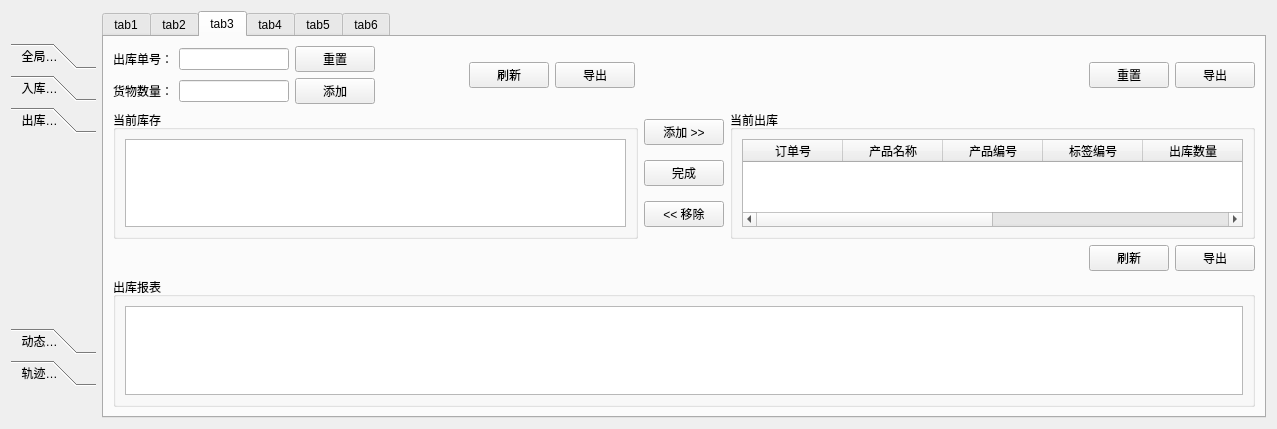
The window that Deca/views/GraphicsWidget.ui (summerfll/wms) describes before a commit, drawn with Qt 5.
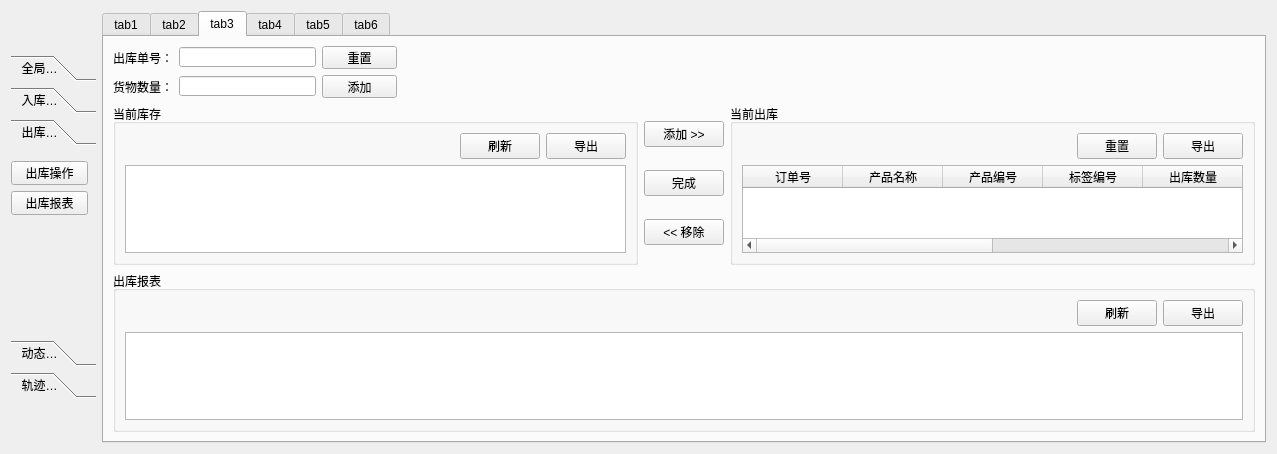
The same window after the commit. Custom widgets are drawn as their Qt base class.

Commit message: 完成出库管理

What changed in the file:
```diff
--- a/Deca/views/GraphicsWidget.ui
+++ b/Deca/views/GraphicsWidget.ui
@@ -7,7 +7,7 @@
     <x>0</x>
     <y>0</y>
     <width>1277</width>
-    <height>429</height>
+    <height>454</height>
    </rect>
   </property>
   <property name="windowTitle">
@@ -109,6 +109,32 @@
       <attribute name="label">
        <string>  出库管理</string>
       </attribute>
+      <widget class="QWidget" name="">
+       <property name="geometry">
+        <rect>
+         <x>0</x>
+         <y>10</y>
+         <width>77</width>
+         <height>54</height>
+        </rect>
+       </property>
+       <layout class="QVBoxLayout" name="verticalLayout_6">
+        <item>
+         <widget class="QPushButton" name="pushButton_28">
+          <property name="text">
+           <string>出库操作</string>
+          </property>
+         </widget>
+        </item>
+        <item>
+         <widget class="QPushButton" name="pushButton_27">
+          <property name="text">
+           <string>出库报表</string>
+          </property>
+         </widget>
+        </item>
+       </layout>
+      </widget>
      </widget>
      <widget class="QWidget" name="page_4">
       <property name="geometry">
@@ -540,122 +566,6 @@
        <string>tab3</string>
       </attribute>
       <layout class="QGridLayout" name="gridLayout_7">
-       <item row="0" column="0">
-        <layout class="QHBoxLayout" name="horizontalLayout_14" stretch="3,1,9">
-         <item>
-          <layout class="QVBoxLayout" name="verticalLayout_5">
-           <item>
-            <layout class="QHBoxLayout" name="horizontalLayout_6">
-             <item>
-              <widget class="QLabel" name="label_3">
-               <property name="text">
-                <string>出库单号：</string>
-               </property>
-              </widget>
-             </item>
-             <item>
-              <widget class="QLineEdit" name="lineEdit_3"/>
-             </item>
-             <item>
-              <widget class="QPushButton" name="pushButton_17">
-               <property name="text">
-                <string>重置</string>
-               </property>
-              </widget>
-             </item>
-            </layout>
-           </item>
-           <item>
-            <layout class="QHBoxLayout" name="horizontalLayout_7">
-             <item>
-              <widget class="QLabel" name="label_4">
-               <property name="text">
-                <string>货物数量：</string>
-               </property>
-              </widget>
-             </item>
-             <item>
-              <widget class="QLineEdit" name="lineEdit_4"/>
-             </item>
-             <item>
-              <widget class="QPushButton" name="pushButton_18">
-               <property name="text">
-                <string>添加</string>
-               </property>
-              </widget>
-             </item>
-            </layout>
-           </item>
-          </layout>
-         </item>
-         <item>
-          <spacer name="horizontalSpacer_3">
-           <property name="orientation">
-            <enum>Qt::Horizontal</enum>
-           </property>
-           <property name="sizeHint" stdset="0">
-            <size>
-             <width>79</width>
-             <height>20</height>
-            </size>
-           </property>
-          </spacer>
-         </item>
-         <item>
-          <layout class="QHBoxLayout" name="horizontalLayout_13">
-           <item>
-            <layout class="QHBoxLayout" name="horizontalLayout_8">
-             <item>
-              <widget class="QPushButton" name="pushButton_22">
-               <property name="text">
-                <string>刷新</string>
-               </property>
-              </widget>
-             </item>
-             <item>
-              <widget class="QPushButton" name="pushButton_20">
-               <property name="text">
-                <string>导出</string>
-               </property>
-              </widget>
-             </item>
-            </layout>
-           </item>
-           <item>
-            <spacer name="horizontalSpacer_2">
-             <property name="orientation">
-              <enum>Qt::Horizontal</enum>
-             </property>
-             <property name="sizeHint" stdset="0">
-              <size>
-               <width>480</width>
-               <height>20</height>
-              </size>
-             </property>
-            </spacer>
-           </item>
-           <item>
-            <layout class="QHBoxLayout" name="horizontalLayout_9">
-             <item>
-              <widget class="QPushButton" name="pushButton_23">
-               <property name="text">
-                <string>重置</string>
-               </property>
-              </widget>
-             </item>
-             <item>
-              <widget class="QPushButton" name="pushButton_21">
-               <property name="text">
-                <string>导出</string>
-               </property>
-              </widget>
-             </item>
-            </layout>
-           </item>
-          </layout>
-         </item>
-        </layout>
-       </item>
        <item row="1" column="0">
         <layout class="QVBoxLayout" name="verticalLayout_4">
          <item>
@@ -666,7 +576,34 @@
               <string>当前库存</string>
              </property>
              <layout class="QGridLayout" name="gridLayout_4">
+              <item row="0" column="1">
+               <widget class="QPushButton" name="pushButton_22">
+                <property name="text">
+                 <string>刷新</string>
+                </property>
+               </widget>
+              </item>
+              <item row="0" column="2">
+               <widget class="QPushButton" name="pushButton_20">
+                <property name="text">
+                 <string>导出</string>
+                </property>
+               </widget>
+              </item>
               <item row="0" column="0">
+               <spacer name="horizontalSpacer_6">
+                <property name="orientation">
+                 <enum>Qt::Horizontal</enum>
+                </property>
+                <property name="sizeHint" stdset="0">
+                 <size>
+                  <width>40</width>
+                  <height>20</height>
+                 </size>
+                </property>
+               </spacer>
+              </item>
+              <item row="1" column="0" colspan="3">
                <widget class="QTableView" name="tableView_3"/>
               </item>
              </layout>
@@ -703,7 +640,34 @@
               <string>当前出库</string>
              </property>
              <layout class="QGridLayout" name="gridLayout_5">
+              <item row="0" column="2">
+               <widget class="QPushButton" name="pushButton_21">
+                <property name="text">
+                 <string>导出</string>
+                </property>
+               </widget>
+              </item>
+              <item row="0" column="1">
+               <widget class="QPushButton" name="pushButton_23">
+                <property name="text">
+                 <string>重置</string>
+                </property>
+               </widget>
+              </item>
               <item row="0" column="0">
+               <spacer name="horizontalSpacer_7">
+                <property name="orientation">
+                 <enum>Qt::Horizontal</enum>
+                </property>
+                <property name="sizeHint" stdset="0">
+                 <size>
+                  <width>40</width>
+                  <height>20</height>
+                 </size>
+                </property>
+               </spacer>
+              </item>
+              <item row="1" column="0" colspan="3">
                <widget class="QTableWidget" name="tableWidget_4">
                 <property name="whatsThis">
                  <string>&lt;html&gt;&lt;head/&gt;&lt;body&gt;&lt;p&gt;v规划局规划局&lt;/p&gt;&lt;/body&gt;&lt;/html&gt;</string>
@@ -758,35 +722,7 @@
          <item>
           <layout class="QHBoxLayout" name="horizontalLayout_12">
            <item>
-            <spacer name="horizontalSpacer_4">
-             <property name="orientation">
-              <enum>Qt::Horizontal</enum>
-             </property>
-             <property name="sizeHint" stdset="0">
-              <size>
-               <width>978</width>
-               <height>20</height>
-              </size>
-             </property>
-            </spacer>
-           </item>
-           <item>
-            <layout class="QHBoxLayout" name="horizontalLayout_10">
-             <item>
-              <widget class="QPushButton" name="pushButton_24">
-               <property name="text">
-                <string>刷新</string>
-               </property>
-              </widget>
-             </item>
-             <item>
-              <widget class="QPushButton" name="pushButton_25">
-               <property name="text">
-                <string>导出</string>
-               </property>
-              </widget>
-             </item>
-            </layout>
+            <layout class="QHBoxLayout" name="horizontalLayout_10"/>
            </item>
           </layout>
          </item>
@@ -796,7 +732,34 @@
             <string>出库报表</string>
            </property>
            <layout class="QGridLayout" name="gridLayout_6">
-            <item row="0" column="0">
+            <item row="1" column="1">
+             <widget class="QPushButton" name="pushButton_24">
+              <property name="text">
+               <string>刷新</string>
+              </property>
+             </widget>
+            </item>
+            <item row="1" column="2">
+             <widget class="QPushButton" name="pushButton_25">
+              <property name="text">
+               <string>导出</string>
+              </property>
+             </widget>
+            </item>
+            <item row="1" column="0">
+             <spacer name="horizontalSpacer_2">
+              <property name="orientation">
+               <enum>Qt::Horizontal</enum>
+              </property>
+              <property name="sizeHint" stdset="0">
+               <size>
+                <width>40</width>
+                <height>20</height>
+               </size>
+              </property>
+             </spacer>
+            </item>
+            <item row="2" column="0" colspan="3">
              <widget class="QTableView" name="tableView_5"/>
             </item>
            </layout>
@@ -804,6 +767,107 @@
          </item>
         </layout>
        </item>
+       <item row="0" column="0">
+        <layout class="QHBoxLayout" name="horizontalLayout_8">
+         <item>
+          <layout class="QVBoxLayout" name="verticalLayout_5">
+           <item>
+            <layout class="QHBoxLayout" name="horizontalLayout_6">
+             <item>
+              <widget class="QLabel" name="label_3">
+               <property name="maximumSize">
+                <size>
+                 <width>60</width>
+                 <height>23</height>
+                </size>
+               </property>
+               <property name="text">
+                <string>出库单号：</string>
+               </property>
+              </widget>
+             </item>
+             <item>
+              <widget class="QLineEdit" name="lineEdit_3">
+               <property name="maximumSize">
+                <size>
+                 <width>137</width>
+                 <height>20</height>
+                </size>
+               </property>
+              </widget>
+             </item>
+             <item>
+              <widget class="QPushButton" name="pushButton_17">
+               <property name="maximumSize">
+                <size>
+                 <width>75</width>
+                 <height>23</height>
+                </size>
+               </property>
+               <property name="text">
+                <string>重置</string>
+               </property>
+              </widget>
+             </item>
+            </layout>
+           </item>
+           <item>
+            <layout class="QHBoxLayout" name="horizontalLayout_7">
+             <item>
+              <widget class="QLabel" name="label_4">
+               <property name="maximumSize">
+                <size>
+                 <width>60</width>
+                 <height>23</height>
+                </size>
+               </property>
+               <property name="text">
+                <string>货物数量：</string>
+               </property>
+              </widget>
+             </item>
+             <item>
+              <widget class="QLineEdit" name="lineEdit_4">
+               <property name="maximumSize">
+                <size>
+                 <width>137</width>
+                 <height>20</height>
+                </size>
+               </property>
+              </widget>
+             </item>
+             <item>
+              <widget class="QPushButton" name="pushButton_18">
+               <property name="maximumSize">
+                <size>
+                 <width>75</width>
+                 <height>23</height>
+                </size>
+               </property>
+               <property name="text">
+                <string>添加</string>
+               </property>
+              </widget>
+             </item>
+            </layout>
+           </item>
+          </layout>
+         </item>
+         <item>
+          <spacer name="horizontalSpacer_3">
+           <property name="orientation">
+            <enum>Qt::Horizontal</enum>
+           </property>
+           <property name="sizeHint" stdset="0">
+            <size>
+             <width>848</width>
+             <height>20</height>
+            </size>
+           </property>
+          </spacer>
+         </item>
+        </layout>
+       </item>
       </layout>
      </widget>
      <widget class="QWidget" name="tab_5">
```
The commit also changes 4 other files.
